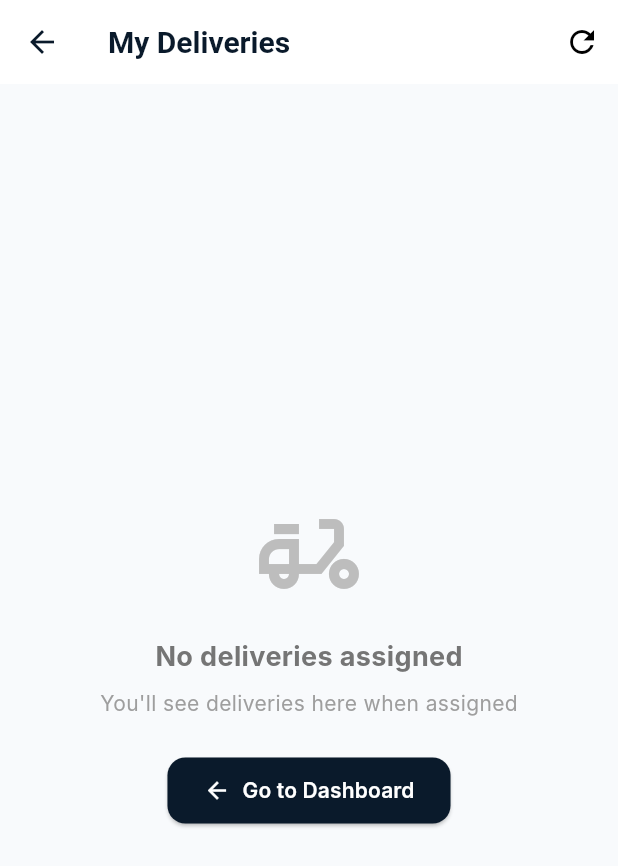
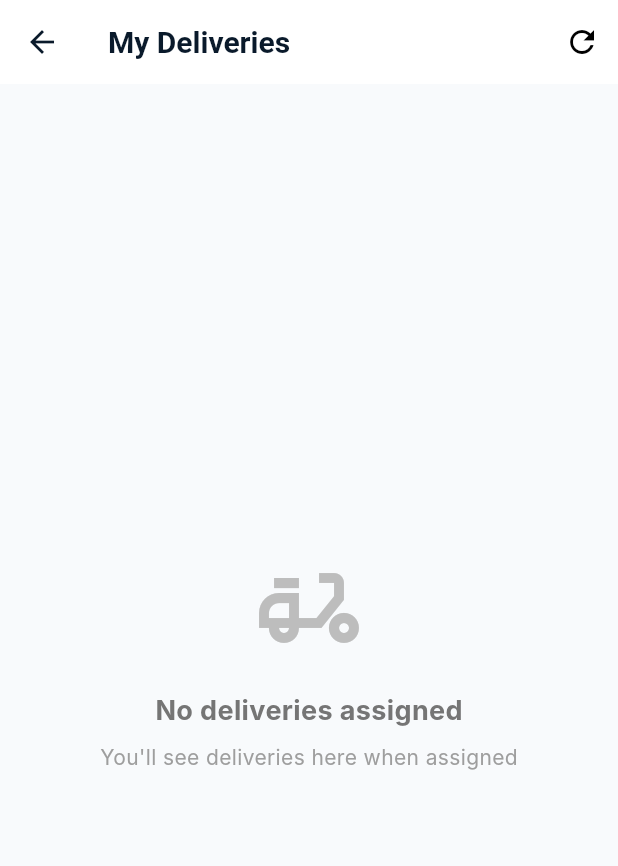
Before and after one commit to MELISSAHZULU/malawi_delivery_app, a Flutter app: the DriverDeliveriesScreen screen opened by its route, on a phone screen of 412 x 824 dp. Shown: the top 866 px of the screen. Run offline on Flutter 3.47's test engine with Material 3 defaults, Android fonts, the phone set to English and light mode, and no system bars; our stand-ins replace cached_network_image, flutter_map, flutter_secure_storage, geolocator, hive_flutter, image_picker and 1 more; accounts and stored records are empty; network calls fail; Roboto replaces fonts that are missing (Inter); project files that could hold a hidden picture were left out.

```diff
--- a/frontend/lib/screens/driver/driver_deliveries_screen.dart
+++ b/frontend/lib/screens/driver/driver_deliveries_screen.dart
@@ -48,19 +48,6 @@ class _DriverDeliveriesScreenState extends State<DriverDeliveriesScreen> {
     return Scaffold(
       backgroundColor: const Color(0xFFF8FAFC),
       appBar: AppBar(
-        leading: IconButton(
-          icon: const Icon(Icons.arrow_back),
-          onPressed: () {
-            // Go back to the previous screen (driver dashboard)
-            // Use pop instead of pushReplacementNamed
-            if (Navigator.canPop(context)) {
-              Navigator.pop(context);
-            } else {
-              // If can't pop, navigate to driver home
-              Navigator.pushReplacementNamed(context, AppRoutes.driverHome);
-            }
-          },
-        ),
         title: const Text('My Deliveries'),
         backgroundColor: Colors.white,
         elevation: 0,
@@ -90,23 +77,6 @@ class _DriverDeliveriesScreenState extends State<DriverDeliveriesScreen> {
                       Text(
                         'You\'ll see deliveries here when assigned',
                         style: TextStyle(color: Colors.grey.shade500),
-                      ),
-                      const SizedBox(height: 24),
-                      ElevatedButton.icon(
-                        onPressed: () {
-                          if (Navigator.canPop(context)) {
-                            Navigator.pop(context);
-                          } else {
-                            Navigator.pushReplacementNamed(context, AppRoutes.driverHome);
-                          }
-                        },
-                        icon: const Icon(Icons.arrow_back),
-                        label: const Text('Go to Dashboard'),
-                        style: ElevatedButton.styleFrom(
-                          backgroundColor: const Color(0xFF0A1A2B),
-                          foregroundColor: Colors.white,
-                          padding: const EdgeInsets.symmetric(horizontal: 24, vertical: 12),
-                        ),
                       ),
                     ],
                   ),
```
